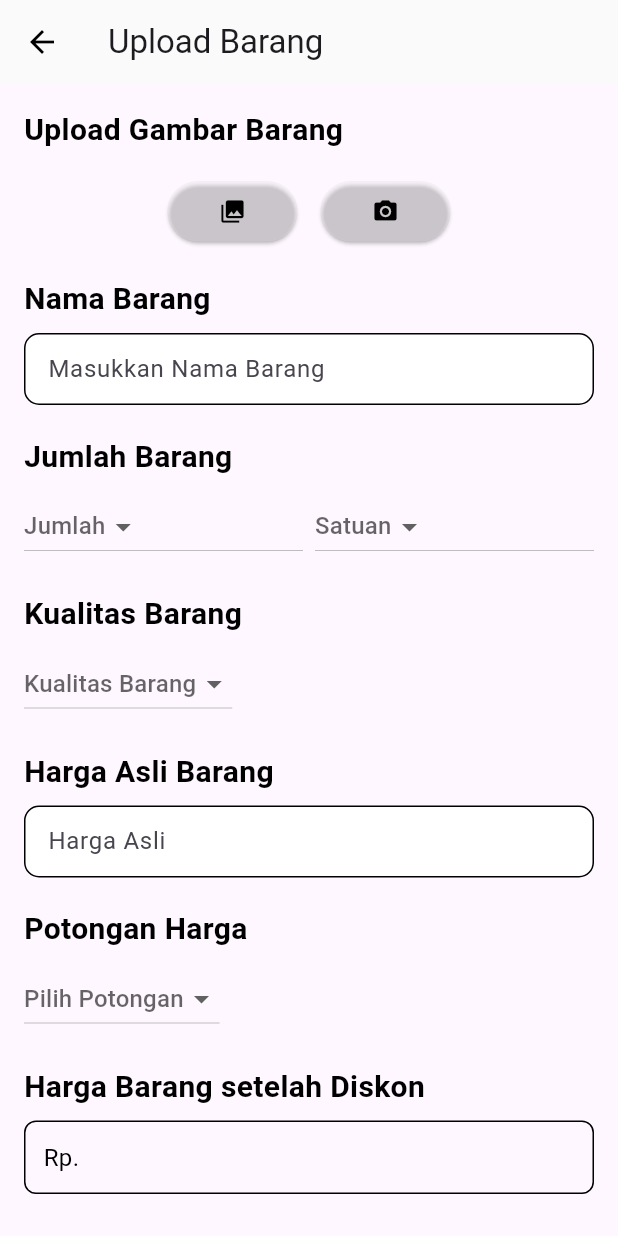
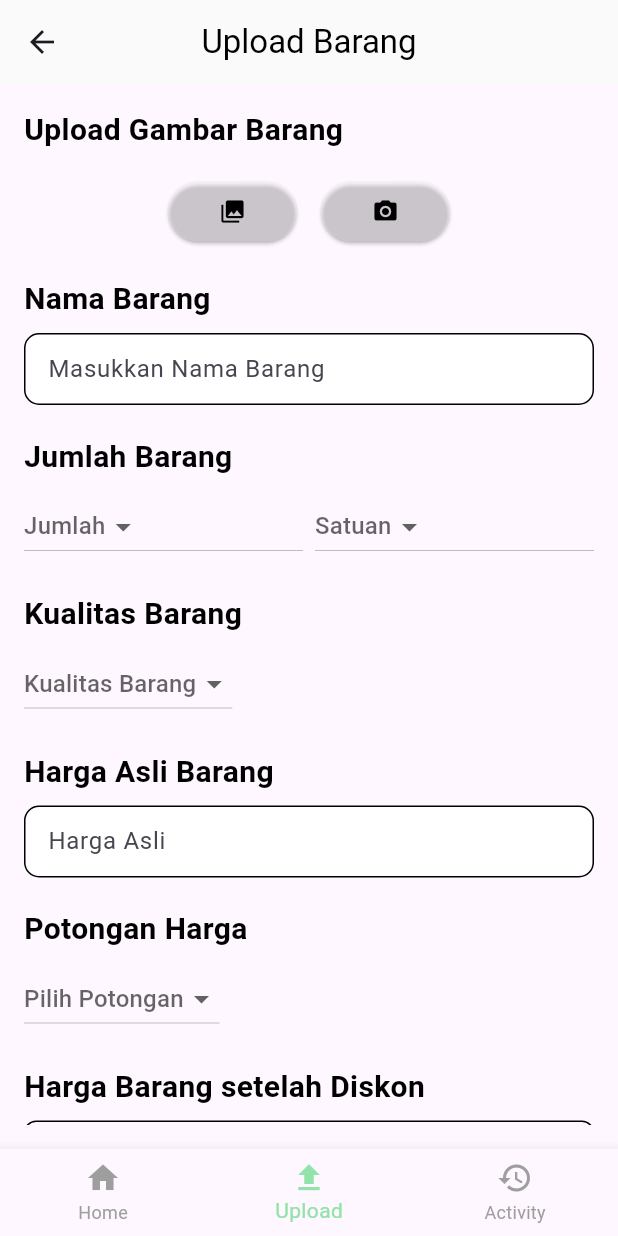
Before and after one commit to angelica1412/ecobites, a Flutter app: the UploadBarang screen opened directly, on a phone screen of 412 x 824 dp. Run offline on Flutter 3.47's test engine with Material 3 defaults, Android fonts, the phone set to English and light mode, and no system bars; our stand-ins replace cloud_firestore, firebase_auth, firebase_core, google_fonts, image_picker; accounts and stored records are empty.

Commit message:
perbaiki upload dan history fixx

```diff
--- a/lib/UploadBarang.dart
+++ b/lib/UploadBarang.dart
@@ -1,6 +1,8 @@
 import 'dart:io';
 
 import 'package:ecobites/Widgets/customTextfield.dart';
+import 'package:ecobites/historypage.dart';
+import 'package:ecobites/homepage.dart';
 // import 'package:ecobites/Widgets/SliderWithLabel.dart';
 import 'package:flutter/material.dart';
 import 'package:image_picker/image_picker.dart';
@@ -55,16 +57,11 @@ class _UploadBarangState extends State<UploadBarang> {
   Widget build(BuildContext context) {
     return Scaffold(
       appBar: AppBar(
-        title: const Text('Upload Barang'),
-        leading: IconButton(
-          icon: const Icon(
-            Icons.arrow_back,
-            color: Color(0xFF000000),
-          ),
-          onPressed: () {
-            Navigator.pop(context);
-          },
+        title: const Text(
+          'Upload Barang',
+          style: TextStyle(color: Colors.black),
         ),
+        centerTitle: true,
         elevation: 0,
         backgroundColor: const Color(0xFFFAFAFA),
       ),
@@ -213,7 +210,6 @@ class _UploadBarangState extends State<UploadBarang> {
                   );
                 }).toList(),
               ),
-// Kualitas Barang end
               const SizedBox(
                 height: 20,
               ),
@@ -515,6 +511,47 @@ class _UploadBarangState extends State<UploadBarang> {
           ),
         ),
       ),
+      bottomNavigationBar: BottomNavigationBar(
+        items: const <BottomNavigationBarItem>[
+          BottomNavigationBarItem(
+            icon: Icon(Icons.home),
+            label: 'Home',
+          ),
+          BottomNavigationBarItem(
+            icon: Icon(Icons.upload),
+            label: 'Upload',
+          ),
+          BottomNavigationBarItem(
+            icon: Icon(Icons.history),
+            label: 'Activity',
+          ),
+        ],
+        currentIndex: 1,
+        onTap: (int index) {
+          switch (index) {
+            case 0:
+              Navigator.pushReplacement(
+                context,
+                MaterialPageRoute(builder: (context) => HomePage()),
+              );
+              break;
+            case 1:
+              Navigator.pushReplacement(
+                context,
+                MaterialPageRoute(builder: (context) => UploadBarang()),
+              );
+              break;
+            case 2:
+              Navigator.pushReplacement(
+                context,
+                MaterialPageRoute(builder: (context) => HistoryPage()),
+              );
+              break;
+          }
+        },
+        selectedItemColor: const Color(0xFF92E3A9),
+        unselectedItemColor: Colors.grey,
+      ),
     );
   }
 
--- a/lib/Widgets/customTextfield.dart
+++ b/lib/Widgets/customTextfield.dart
@@ -53,8 +53,8 @@ class CustomTextField extends StatelessWidget {
           focusedBorder: OutlineInputBorder(
             borderRadius: BorderRadius.circular(10.0),
             borderSide: const BorderSide(
-              color: Colors.black,
-              width: 1.0,
+              color: const Color(0xFF92E3A9),
+              width: 2.0,
             ),
           ),
           enabledBorder: OutlineInputBorder(
--- a/pubspec.yaml
+++ b/pubspec.yaml
@@ -14,7 +14,7 @@ dependencies:
   iconsax: ^0.0.8
   dots_indicator: ^3.0.0
   get: ^4.6.1
-  image_picker: ^1.1.1
+  image_picker: ^1.0.8
 
 
   # The following adds the Cupertino Icons font to your application.
```
Also changed, not shown: lib/historypage.dart (+9 -7 lines), lib/uploadpage.dart (deleted, +0 -54 lines), pubspec.lock.
